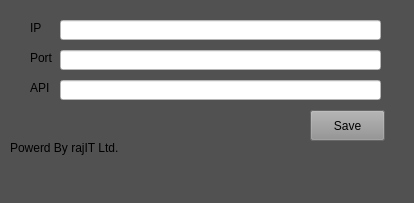
Old version of the form input.ui in the repository Turjo47/Python-App.
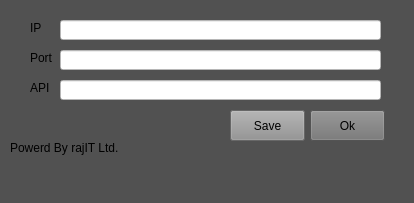
New version of the form.

The edit to the form file:
```diff
--- a/input.ui
+++ b/input.ui
@@ -104,7 +104,7 @@
    <widget class="QPushButton" name="saveButton">
     <property name="geometry">
      <rect>
-      <x>310</x>
+      <x>230</x>
       <y>110</y>
       <width>75</width>
       <height>31</height>
@@ -130,6 +130,22 @@
      <string>Powerd By rajIT Ltd.</string>
     </property>
    </widget>
+   <widget class="QPushButton" name="okButton">
+    <property name="geometry">
+     <rect>
+      <x>310</x>
+      <y>110</y>
+      <width>75</width>
+      <height>31</height>
+     </rect>
+    </property>
+    <property name="styleSheet">
+     <string notr="true">background-color: rgb(116, 116, 116)</string>
+    </property>
+    <property name="text">
+     <string>Ok</string>
+    </property>
+   </widget>
   </widget>
   <widget class="QMenuBar" name="menubar">
    <property name="geometry">
```
